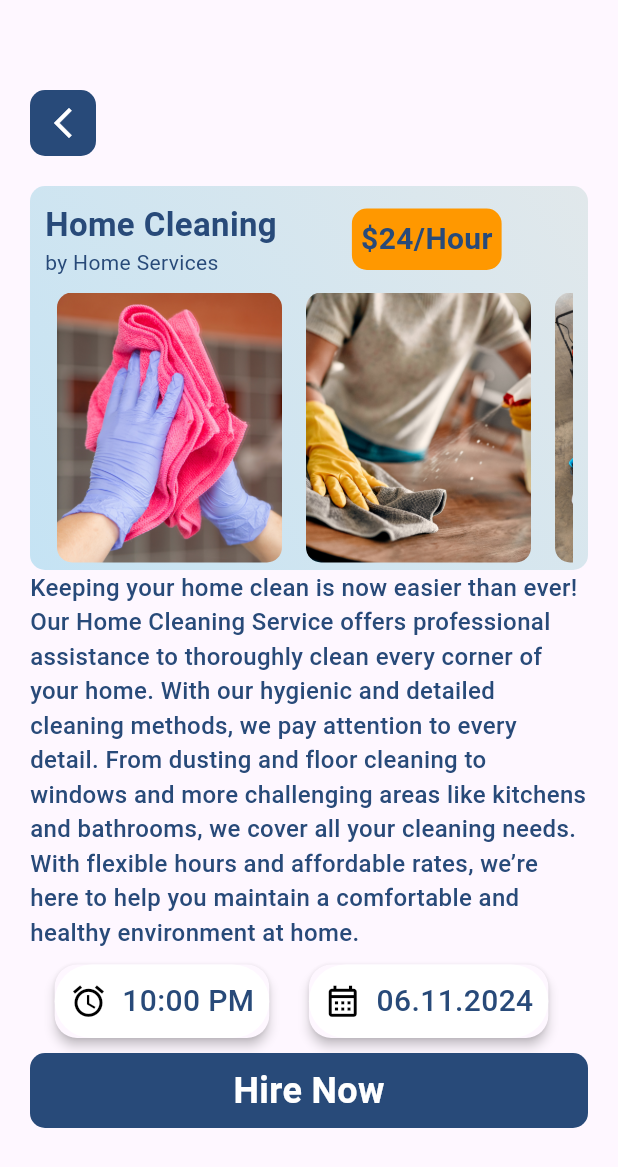
After one commit to BartugKaan/Service-App-with-Flutter, a Flutter app: the screen it shows after launch, after a tap on "4.5", on a phone screen of 412 x 824 dp. The commit adds this screen. Shown: the top 1167 px of the screen. Run offline on Flutter 3.47's test engine with Material 3 defaults, Android fonts, the phone set to English and light mode, and no system bars; our stand-ins replace curved_navigation_bar.

Commit message:
add: implement BookPage and integrate with Home page

```diff
--- a/lib/main.dart
+++ b/lib/main.dart
@@ -1,4 +1,5 @@
 import 'package:flutter/material.dart';
+import 'package:service_app/pages/book_page.dart';
 import 'package:service_app/pages/home.dart';
 import 'package:service_app/widgets/bottom_nav.dart';
 
@@ -17,7 +18,8 @@ class MyApp extends StatelessWidget {
         colorScheme: ColorScheme.fromSeed(seedColor: Colors.deepPurple),
         useMaterial3: true,
       ),
-        home: BottomNav());
+      home: BottomNav(),
+    );
   }
 }
 
--- /dev/null
+++ b/lib/pages/book_page.dart
@@ -0,0 +1,214 @@
+import 'package:flutter/material.dart';
+
+class BookPage extends StatefulWidget {
+  const BookPage({super.key});
+
+  @override
+  State<BookPage> createState() => _BookPageState();
+}
+
+class _BookPageState extends State<BookPage> {
+  final List<String> imagePaths = [
+    'images/cleaning.png',
+    'images/cleaning1.png',
+    'images/cleaning2.png'
+  ];
+
+  @override
+  Widget build(BuildContext context) {
+    return Scaffold(
+      body: Container(
+        margin: EdgeInsets.only(top: 60.0, left: 20.0, right: 20.0),
+        child: Column(
+          crossAxisAlignment: CrossAxisAlignment.start,
+          children: [
+            GestureDetector(
+              onTap: () {
+                Navigator.pop(context);
+              },
+              child: Container(
+                padding: EdgeInsets.all(10),
+                decoration: BoxDecoration(
+                    color: Color(0xff284a79),
+                    borderRadius: BorderRadius.circular(10)),
+                child: Icon(Icons.arrow_back_ios_new_outlined,
+                    color: Colors.white),
+              ),
+            ),
+            SizedBox(height: 20.0),
+            Container(
+              padding: EdgeInsets.only(left: 10.0, top: 10.0, right: 10),
+              width: MediaQuery.of(context).size.width,
+              decoration: BoxDecoration(
+                  gradient: LinearGradient(colors: [
+                    Color.fromARGB(255, 225, 232, 235),
+                    Color.fromARGB(255, 197, 227, 244),
+                  ], begin: Alignment.topRight, end: Alignment.bottomLeft),
+                  borderRadius: BorderRadius.circular(10)),
+              child: Column(
+                crossAxisAlignment: CrossAxisAlignment.start,
+                children: [
+                  Row(
+                    children: [
+                      Column(
+                        crossAxisAlignment: CrossAxisAlignment.start,
+                        children: [
+                          Text(
+                            "Home Cleaning",
+                            style: TextStyle(
+                                color: Color(0xff284a79),
+                                fontSize: 22.0,
+                                fontWeight: FontWeight.bold),
+                          ),
+                          Text(
+                            "by Home Services",
+                            style: TextStyle(
+                                color: Color(0xff284a79), fontSize: 14.0),
+                          ),
+                        ],
+                      ),
+                      SizedBox(width: 50),
+                      Container(
+                        padding: EdgeInsets.all(6),
+                        decoration: BoxDecoration(
+                            color: Colors.orange,
+                            borderRadius: BorderRadius.circular(10)),
+                        child: Text(
+                          "\$24/Hour",
+                          style: TextStyle(
+                              color: Color(0xff284a79),
+                              fontSize: 20.0,
+                              fontWeight: FontWeight.bold),
+                        ),
+                      )
+                    ],
+                  ),
+                  SizedBox(height: 10),
+                  SizedBox(
+                    height: 180,
+                    child: ListView.builder(
+                      scrollDirection: Axis.horizontal,
+                      itemCount: imagePaths.length,
+                      itemBuilder: (context, index) {
+                        return Padding(
+                          padding: const EdgeInsets.symmetric(horizontal: 8.0),
+                          child: ClipRRect(
+                            borderRadius: BorderRadius.circular(10),
+                            child: Image.asset(
+                              imagePaths[index],
+                              height: 180,
+                              width: 150,
+                              fit: BoxFit.cover,
+                            ),
+                          ),
+                        );
+                      },
+                    ),
+                  ),
+                  SizedBox(height: 5)
+                ],
+              ),
+            ),
+            Text(
+              "Keeping your home clean is now easier than ever! Our Home Cleaning Service offers professional assistance to thoroughly clean every corner of your home. With our hygienic and detailed cleaning methods, we pay attention to every detail. From dusting and floor cleaning to windows and more challenging areas like kitchens and bathrooms, we cover all your cleaning needs. With flexible hours and affordable rates, we’re here to help you maintain a comfortable and healthy environment at home.",
+              style: TextStyle(
+                  color: Color(0xff284a79),
+                  fontSize: 16.0,
+                  fontWeight: FontWeight.w500),
+            ),
+            SizedBox(height: 10),
+            Row(
+              mainAxisAlignment: MainAxisAlignment.spaceEvenly,
+              children: [
+                Row(
+                  children: [
+                    Material(
+                      elevation: 3.0,
+                      borderRadius: BorderRadius.circular(15),
+                      child: Container(
+                        padding: EdgeInsets.all(10),
+                        decoration: BoxDecoration(
+                          color: Colors.white,
+                          borderRadius: BorderRadius.circular(40),
+                        ),
+                        child: Row(
+                          children: [
+                            Icon(
+                              Icons.alarm_outlined,
+                              color: Colors.black,
+                              size: 25.0,
+                            ),
+                            SizedBox(width: 10),
+                            Text(
+                              "10:00 PM",
+                              style: TextStyle(
+                                  color: Color(0xff284a79),
+                                  fontSize: 20.0,
+                                  fontWeight: FontWeight.w500),
+                            ),
+                          ],
+                        ),
+                      ),
+                    ),
+                    SizedBox(width: 10),
+                  ],
+                ),
+                Row(
+                  children: [
+                    Material(
+                      elevation: 3.0,
+                      borderRadius: BorderRadius.circular(15),
+                      child: Container(
+                        padding: EdgeInsets.all(10),
+                        decoration: BoxDecoration(
+                          color: Colors.white,
+                          borderRadius: BorderRadius.circular(40),
+                        ),
+                        child: Row(
+                          children: [
+                            Icon(
+                              Icons.calendar_month_outlined,
+                              color: Colors.black,
+                              size: 25.0,
+                            ),
+                            SizedBox(width: 10),
+                            Text(
+                              "06.11.2024",
+                              style: TextStyle(
+                                  color: Color(0xff284a79),
+                                  fontSize: 20.0,
+                                  fontWeight: FontWeight.w500),
+                            ),
+                          ],
+                        ),
+                      ),
+                    ),
+                    SizedBox(width: 10),
+                  ],
+                )
+              ],
+            ),
+            SizedBox(height: 10),
+            Container(
+              width: MediaQuery.of(context).size.width,
+              height: 50,
+              decoration: BoxDecoration(
+                color: Color(0xff284a79),
+                borderRadius: BorderRadius.circular(10),
+              ),
+              child: Center(
+                child: Text(
+                  "Hire Now",
+                  style: TextStyle(
+                      color: Colors.white,
+                      fontSize: 24,
+                      fontWeight: FontWeight.bold),
+                ),
+              ),
+            )
+          ],
+        ),
+      ),
+    );
+  }
+}
--- a/lib/pages/home.dart
+++ b/lib/pages/home.dart
@@ -1,4 +1,5 @@
 import 'package:flutter/material.dart';
+import 'package:service_app/pages/book_page.dart';
 import 'package:service_app/widgets/service_row_widget.dart';
 import 'package:service_app/widgets/service_widget.dart';
 
@@ -114,12 +115,18 @@ class _HomeState extends State<Home> {
               ),
             ),
             SizedBox(height: 20.0),
-            ServiceRow(
-              serviceImage: "images/cleaning.png",
-              serviceScore: "4.5",
-              serviceProvider: "by Home Services",
-              servicePrice: "\$24/Hour",
-              serviceName: "Home Cleaning",
+            GestureDetector(
+              onTap: () {
+                Navigator.push(context,
+                    MaterialPageRoute(builder: (context) => BookPage()));
+              },
+              child: ServiceRow(
+                serviceImage: "images/cleaning.png",
+                serviceScore: "4.5",
+                serviceProvider: "by Home Services",
+                servicePrice: "\$24/Hour",
+                serviceName: "Home Cleaning",
+              ),
             ),
             SizedBox(height: 10),
             ServiceRow(
```
Lines whose indentation alone changed are shown as unchanged.
